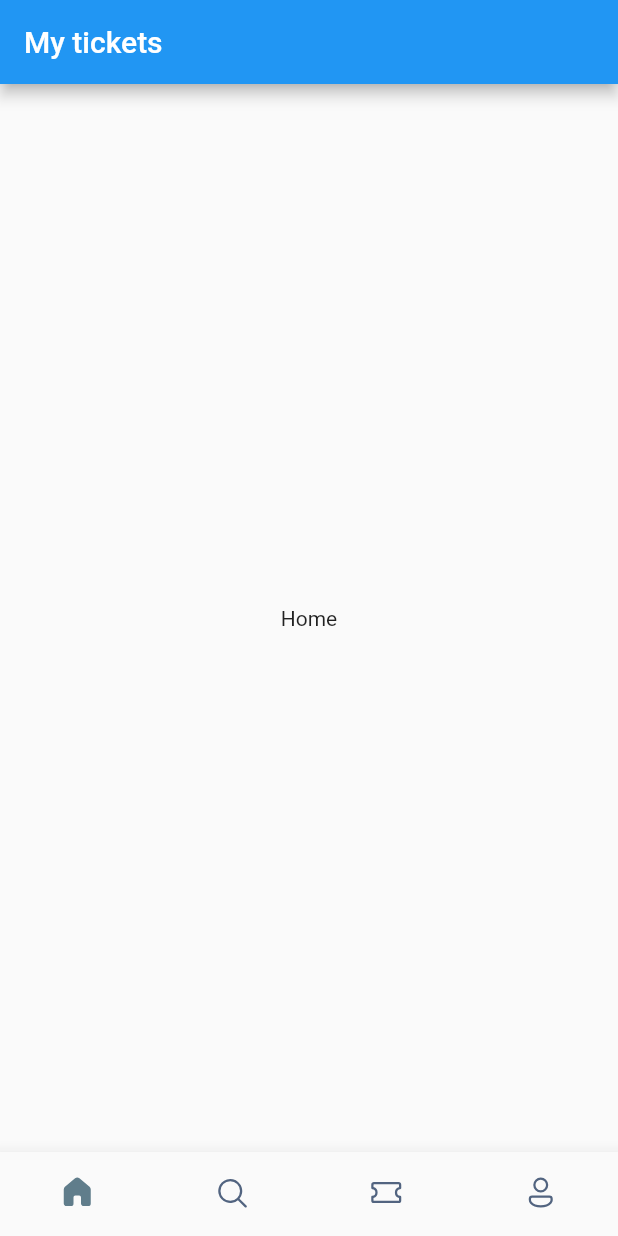
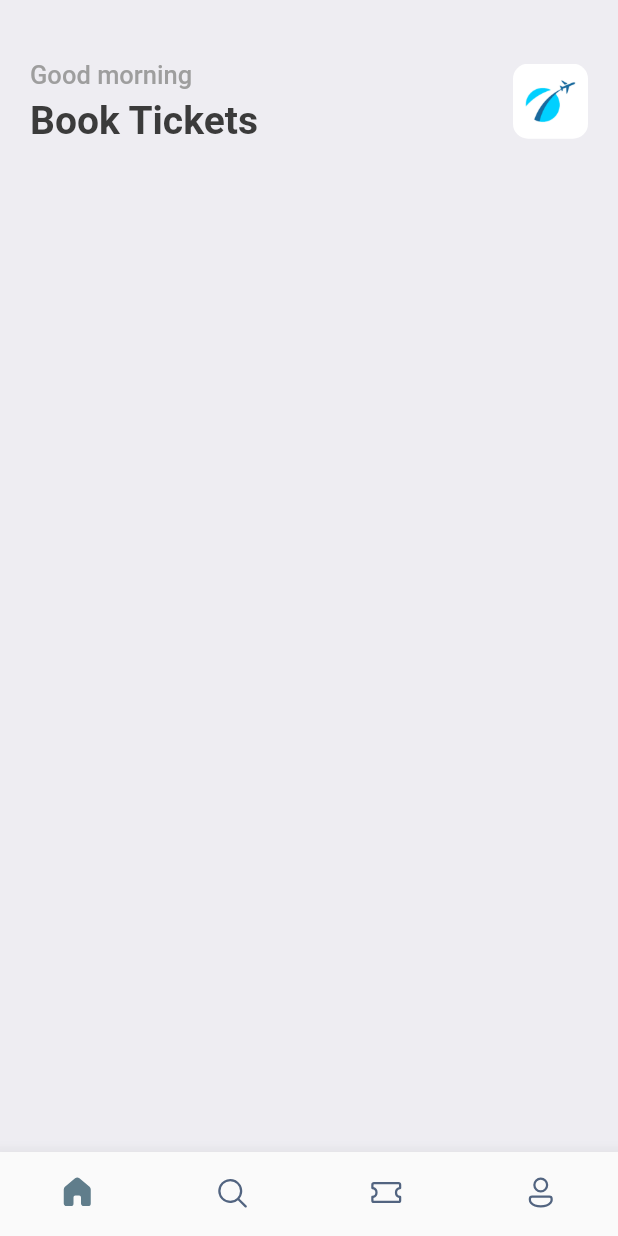
Before and after one commit to ErickPimentel/booktickets, a Flutter app: the screen it shows after launch, on a phone screen of 412 x 824 dp. Run offline on Flutter 3.47's test engine with Material 2 defaults, Android fonts, the phone set to English and light mode, and no system bars; our stand-ins replace fluentui_icons, gap.

Commit message:
feat: HomeScreen

```diff
--- a/lib/main.dart
+++ b/lib/main.dart
@@ -1,4 +1,5 @@
 import 'package:booktickets/screens/bottom_bar.dart';
+import 'package:booktickets/utils/app_styles.dart';
 import 'package:flutter/material.dart';
 
 void main() {
@@ -12,9 +13,10 @@ class MyApp extends StatelessWidget {
   @override
   Widget build(BuildContext context) {
     return MaterialApp(
+      debugShowCheckedModeBanner: false,
       title: 'Flutter Demo',
       theme: ThemeData(
-        primarySwatch: Colors.blue,
+        primaryColor: primary,
       ),
       home: const BottomBar(),
     );
--- a/lib/screens/bottom_bar.dart
+++ b/lib/screens/bottom_bar.dart
@@ -1,3 +1,4 @@
+import 'package:booktickets/screens/home_screen.dart';
 import 'package:fluentui_icons/fluentui_icons.dart';
 import 'package:flutter/cupertino.dart';
 import 'package:flutter/material.dart';
@@ -13,7 +14,7 @@ class _BottomBarState extends State<BottomBar> {
   int _selectedIndex = 0;
 
   static final List<Widget> _widgetOptions = <Widget>[
-    const Text("Home"),
+    HomeScreen(),
     const Text("Search"),
     const Text("Tickets"),
     const Text("Profile")
@@ -28,9 +29,6 @@ class _BottomBarState extends State<BottomBar> {
   @override
   Widget build(BuildContext context) {
     return Scaffold(
-      appBar: AppBar(
-        title: const Text("My tickets"),
-      ),
       body: Center(
         child: _widgetOptions[_selectedIndex],
       ),
--- /dev/null
+++ b/lib/screens/home_screen.dart
@@ -0,0 +1,51 @@
+import 'package:booktickets/utils/app_styles.dart';
+import 'package:flutter/cupertino.dart';
+import 'package:flutter/material.dart';
+import 'package:gap/gap.dart';
+
+class HomeScreen extends StatelessWidget {
+  const HomeScreen({Key? key}) : super(key: key);
+
+  @override
+  Widget build(BuildContext context) {
+    return Scaffold(
+      backgroundColor: Styles.bgColor,
+      body: ListView(
+        children: [
+          Container(
+            padding: const EdgeInsets.symmetric(horizontal: 20),
+            child: Column(
+              children: [
+                const Gap(40),
+                Row(
+                  mainAxisAlignment: MainAxisAlignment.spaceBetween,
+                  children: [
+                    Column(
+                      crossAxisAlignment: CrossAxisAlignment.start,
+                      children: [
+                        Text("Good morning", style: Styles.headLineStyle3,),
+                        const Gap(5),
+                        Text("Book Tickets", style: Styles.headLineStyle1,),
+                      ],
+                    ),
+                    Container(
+                      height: 50,
+                      width: 50,
+                      decoration: BoxDecoration(
+                        borderRadius: BorderRadius.circular(10),
+                        image: const DecorationImage(
+                          fit: BoxFit.fitHeight,
+                          image: AssetImage("assets/images/img_1.png")
+                        )
+                      ),
+                    )
+                  ],
+                )
+              ],
+            ),
+          )
+        ],
+      ),
+    );
+  }
+}
--- /dev/null
+++ b/lib/utils/app_styles.dart
@@ -0,0 +1,13 @@
+import 'package:flutter/material.dart';
+Color primary = const Color(0xFF687daf);
+class Styles{
+  static Color primaryColor = primary;
+  static Color textColor = const Color(0xFF3b3b3b);
+  static Color bgColor = const Color(0xFFeeedf2);
+  static Color orangeColor = const Color(0xFF526799);
+  static TextStyle textStyle = TextStyle(fontSize: 16, color: textColor, fontWeight: FontWeight.w500);
+  static TextStyle headLineStyle1 = TextStyle(fontSize: 26, color: textColor, fontWeight: FontWeight.bold);
+  static TextStyle headLineStyle2 = TextStyle(fontSize: 21, color: textColor, fontWeight: FontWeight.bold);
+  static TextStyle headLineStyle3 = TextStyle(fontSize: 17, color: Colors.grey.shade500, fontWeight: FontWeight.w500);
+  static TextStyle headLineStyle4 = TextStyle(fontSize: 14, color: Colors.grey.shade500, fontWeight: FontWeight.w500);
+}
--- a/pubspec.yaml
+++ b/pubspec.yaml
@@ -37,6 +37,7 @@ dependencies:
   # Use with the CupertinoIcons class for iOS style icons.
   cupertino_icons: ^1.0.2
   fluentui_icons: ^1.0.0
+  gap: ^2.0.0
 
 dev_dependencies:
   flutter_test:
@@ -61,8 +62,8 @@ flutter:
   uses-material-design: true
 
   # To add assets to your application, add an assets section, like this:
-  # assets:
-  #   - images/a_dot_burr.jpeg
+  assets:
+     - assets/images/
   #   - images/a_dot_ham.jpeg
 
   # An image asset can refer to one or more resolution-specific "variants", see
```
Also changed, not shown: assets/images/img.png (added), assets/images/img_1.png (added), assets/images/one.png (added), assets/images/sit.jpg (added), assets/images/three.png (added), assets/images/two.png (added), assets/images/visa.png (added), pubspec.lock.
